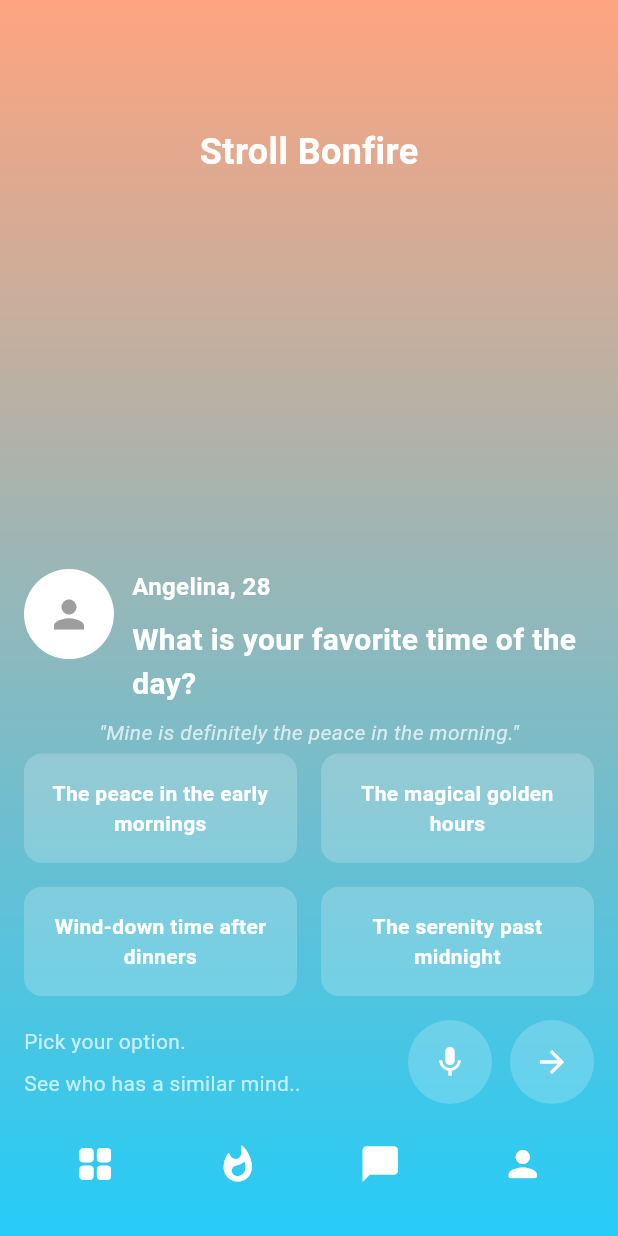
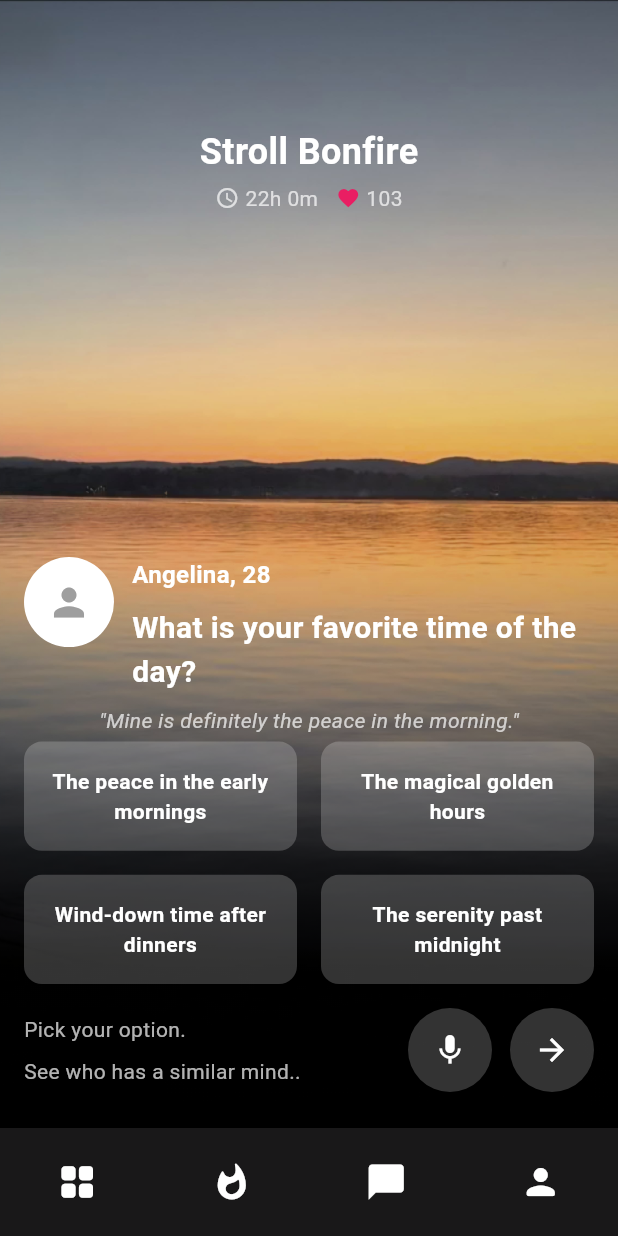
Before and after one commit to SamBadhe/Stroll, a Flutter app: the screen it shows after launch, on a phone screen of 412 x 824 dp. Run offline on Flutter 3.47's test engine with Material 3 defaults, Android fonts, the phone set to English and light mode, and no system bars.

Commit message:
changing the UI

```diff
--- a/lib/screens/home_screen.dart
+++ b/lib/screens/home_screen.dart
@@ -8,18 +8,36 @@ class HomeScreen extends StatelessWidget {
   Widget build(BuildContext context) {
     return Scaffold(
       extendBodyBehindAppBar: true,
-      body: Container(
+      body: Column(
+        children: [
+          Expanded(
+            child: Stack(
+              children: [
+                // Image background for the top part
+                Container(
+                  decoration: const BoxDecoration(
+                    image: DecorationImage(
+                      image: AssetImage('lib/assets/image.jpg'),
+                      fit: BoxFit.cover,
+                      alignment: Alignment.topCenter, // Align to the top
+                    ),
+                  ),
+                ),
+                // Black gradient for the bottom part
+                Container(
                   decoration: const BoxDecoration(
                     gradient: LinearGradient(
-            begin: Alignment.topCenter,
+                      begin: Alignment.center,
                       end: Alignment.bottomCenter,
                       colors: [
-              Color(0xFFFEA47F), // Top gradient color (soft orange)
-              Color(0xFF25CCF7), // Bottom gradient color (soft blue)
+                        Colors.transparent, // Transparent to blend with the image
+                        Colors.black, // Black for the bottom half
                       ],
                     ),
                   ),
-        child: Padding(
+                ),
+                // Main content
+                Padding(
                   padding: const EdgeInsets.symmetric(horizontal: 16.0, vertical: 24.0),
                   child: Column(
                     children: [
@@ -32,25 +50,43 @@ class HomeScreen extends StatelessWidget {
                           fontWeight: FontWeight.bold,
                         ),
                       ),
+                      const SizedBox(height: 4),
+                      const Row(
+                        mainAxisAlignment: MainAxisAlignment.center,
+                        children: [
+                          Icon(Icons.access_time, color: Colors.white70, size: 16),
+                          SizedBox(width: 4),
+                          Text(
+                            '22h 0m',
+                            style: TextStyle(color: Colors.white70, fontSize: 14),
+                          ),
+                          SizedBox(width: 12),
+                          Icon(Icons.favorite, color: Colors.pink, size: 16),
+                          SizedBox(width: 4),
+                          Text(
+                            '103',
+                            style: TextStyle(color: Colors.white70, fontSize: 14),
+                          ),
+                        ],
+                      ),
                       const SizedBox(height: 40),
-
-              const Spacer(), // This creates space to push content to the bottom
+                      const Spacer(), // Space to push content up
                       Column(
                         crossAxisAlignment: CrossAxisAlignment.center,
                         children: [
-                  Row(
+                          const Row(
                             crossAxisAlignment: CrossAxisAlignment.start,
                             children: [
-                      const CircleAvatar(
+                              CircleAvatar(
                                 radius: 30,
                                 backgroundColor: Colors.white,
                                 child: Icon(Icons.person, size: 30, color: Colors.grey),
                               ),
-                      const SizedBox(width: 12),
+                              SizedBox(width: 12),
                               Expanded(
                                 child: Column(
                                   crossAxisAlignment: CrossAxisAlignment.start,
-                          children: const [
+                                  children: [
                                     Text(
                                       'Angelina, 28',
                                       style: TextStyle(
@@ -87,12 +123,12 @@ class HomeScreen extends StatelessWidget {
 
                           // Option Buttons in 2x2 Grid
                           GridView.count(
-                    crossAxisCount: 2, // 2 columns
-                    crossAxisSpacing: 16, // Horizontal spacing
-                    mainAxisSpacing: 16, // Vertical spacing
-                    childAspectRatio: 2.5, // Adjust height-to-width ratio
-                    shrinkWrap: true, // Ensures grid takes up as much space as it needs
-                    physics: NeverScrollableScrollPhysics(), // Disable scrolling
+                            crossAxisCount: 2,
+                            crossAxisSpacing: 16,
+                            mainAxisSpacing: 16,
+                            childAspectRatio: 2.5,
+                            shrinkWrap: true,
+                            physics: const NeverScrollableScrollPhysics(),
                             children: const [
                               OptionButton(label: 'The peace in the early mornings'),
                               OptionButton(label: 'The magical golden hours'),
@@ -103,16 +139,13 @@ class HomeScreen extends StatelessWidget {
                           const SizedBox(height: 16),
                         ],
                       ),
-
-              // Below Options Section
                       Row(
                         mainAxisAlignment: MainAxisAlignment.spaceBetween,
                         crossAxisAlignment: CrossAxisAlignment.center,
                         children: [
-                  // Texts
-                  Column(
+                          const Column(
                             crossAxisAlignment: CrossAxisAlignment.start,
-                    children: const [
+                            children: [
                               Text(
                                 'Pick your option.',
                                 style: TextStyle(
@@ -130,17 +163,14 @@ class HomeScreen extends StatelessWidget {
                               ),
                             ],
                           ),
-                  // Circular Buttons (Mic and Right Arrow)
                           Row(
                             children: [
-                      // Mic Button
                               CircleAvatar(
                                 radius: 28,
                                 backgroundColor: Colors.white.withOpacity(0.2),
                                 child: const Icon(Icons.mic, color: Colors.white),
                               ),
                               const SizedBox(width: 12),
-                      // Right Arrow Button
                               CircleAvatar(
                                 radius: 28,
                                 backgroundColor: Colors.white.withOpacity(0.2),
@@ -150,45 +180,40 @@ class HomeScreen extends StatelessWidget {
                           ),
                         ],
                       ),
-              const SizedBox(height: 16),
-
-              // Bottom Navigation Bar with 4 Buttons
-              Row(
-                mainAxisAlignment: MainAxisAlignment.spaceAround,
-                children: [
-                  // Cards Icon Button
-                  IconButton(
-                    icon: const Icon(Icons.grid_view_rounded, size: 28, color: Colors.white),
-                    onPressed: () {
-                      // Navigation logic here
-                    },
+                      const SizedBox(height: 0),
+                    ],
                   ),
-                  // Fire Icon Button
-                  IconButton(
-                    icon: const Icon(Icons.whatshot_rounded, size: 28, color: Colors.white),
-                    onPressed: () {
-                      // Navigation logic here
-                    },
-                  ),
-                  // Chat Icon Button
-                  IconButton(
-                    icon: const Icon(Icons.chat_bubble_rounded, size: 28, color: Colors.white),
-                    onPressed: () {
-                      // Navigation logic here
-                    },
-                  ),
-                  // User Icon Button
-                  IconButton(
-                    icon: const Icon(Icons.person_rounded, size: 28, color: Colors.white),
-                    onPressed: () {
-                      // Navigation logic here
-                    },
-                  ),
-                ],
                 ),
               ],
             ),
           ),
+          // Bottom Navigation Bar
+          Container(
+            color: Colors.black.withOpacity(0.9),
+            padding: const EdgeInsets.symmetric(vertical: 12.0),
+            child: Row(
+              mainAxisAlignment: MainAxisAlignment.spaceAround,
+              children: [
+                IconButton(
+                  icon: const Icon(Icons.grid_view_rounded, size: 28, color: Colors.white),
+                  onPressed: () {},
+                ),
+                IconButton(
+                  icon: const Icon(Icons.whatshot_rounded, size: 28, color: Colors.white),
+                  onPressed: () {},
+                ),
+                IconButton(
+                  icon: const Icon(Icons.chat_bubble_rounded, size: 28, color: Colors.white),
+                  onPressed: () {},
+                ),
+                IconButton(
+                  icon: const Icon(Icons.person_rounded, size: 28, color: Colors.white),
+                  onPressed: () {},
+                ),
+              ],
+            ),
+          ),
+        ],
       ),
     );
   }
--- a/pubspec.yaml
+++ b/pubspec.yaml
@@ -27,3 +27,6 @@ dev_dependencies:
 flutter:
 
   uses-material-design: true
+
+  assets:
+    - lib/assets/image.jpg
```
Also changed, not shown: lib/assets/image.jpg (added). Lines whose indentation alone changed are shown as unchanged.
